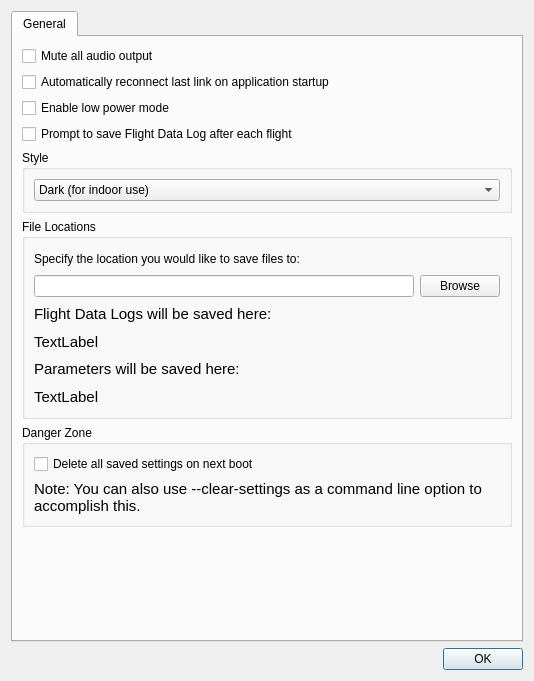
Qt form src/ui/SettingsDialog.ui (mavlink/qgroundcontrol) before a commit.
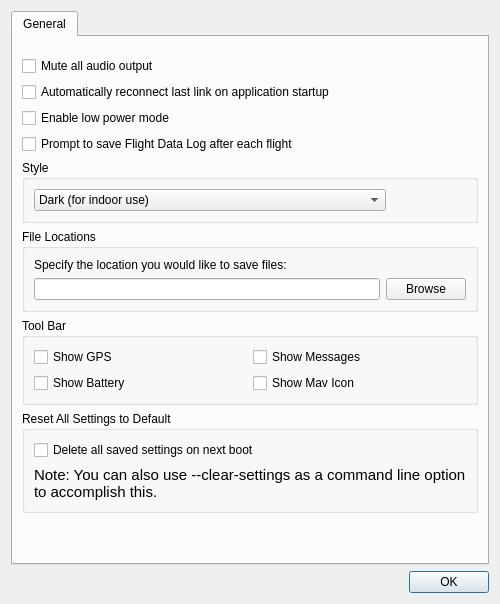
The same form after that commit. Icons and pictures are not drawn.

Commit message: Completed Tool Bar settings in Preferences Dialog

```diff
--- a/src/ui/SettingsDialog.ui
+++ b/src/ui/SettingsDialog.ui
@@ -6,8 +6,8 @@
    <rect>
     <x>0</x>
     <y>0</y>
-    <width>534</width>
-    <height>681</height>
+    <width>500</width>
+    <height>604</height>
    </rect>
   </property>
   <property name="sizePolicy">
@@ -19,58 +19,115 @@
   <property name="windowTitle">
    <string>Dialog</string>
   </property>
-  <layout class="QVBoxLayout" name="verticalLayout">
+  <layout class="QVBoxLayout" name="verticalLayout_5">
    <item>
     <widget class="QTabWidget" name="tabWidget">
      <widget class="QWidget" name="general">
+      <property name="sizePolicy">
+       <sizepolicy hsizetype="Expanding" vsizetype="Preferred">
+        <horstretch>0</horstretch>
+        <verstretch>0</verstretch>
+       </sizepolicy>
+      </property>
       <attribute name="title">
        <string>General</string>
       </attribute>
       <attribute name="toolTip">
        <string>General Settings</string>
       </attribute>
-      <layout class="QVBoxLayout" name="verticalLayout_2">
+      <layout class="QVBoxLayout" name="verticalLayout_8">
+       <item>
+        <layout class="QVBoxLayout" name="verticalLayout_6">
+         <property name="topMargin">
+          <number>10</number>
+         </property>
        <item>
         <widget class="QCheckBox" name="audioMuteCheckBox">
+           <property name="sizePolicy">
+            <sizepolicy hsizetype="MinimumExpanding" vsizetype="Fixed">
+             <horstretch>0</horstretch>
+             <verstretch>0</verstretch>
+            </sizepolicy>
+           </property>
          <property name="text">
           <string>Mute all audio output</string>
          </property>
-         <property name="icon">
-          <iconset resource="../../qgroundcontrol.qrc">
-           <normaloff>:/files/images/status/audio-volume-muted.svg</normaloff>:/files/images/status/audio-volume-muted.svg</iconset>
+           <property name="iconSize">
+            <size>
+             <width>0</width>
+             <height>0</height>
+            </size>
          </property>
         </widget>
        </item>
        <item>
         <widget class="QCheckBox" name="reconnectCheckBox">
+           <property name="sizePolicy">
+            <sizepolicy hsizetype="MinimumExpanding" vsizetype="Fixed">
+             <horstretch>0</horstretch>
+             <verstretch>0</verstretch>
+            </sizepolicy>
+           </property>
          <property name="text">
           <string>Automatically reconnect last link on application startup</string>
          </property>
-         <property name="icon">
-          <iconset resource="../../qgroundcontrol.qrc">
-           <normaloff>:/files/images/devices/network-wireless.svg</normaloff>:/files/images/devices/network-wireless.svg</iconset>
+           <property name="iconSize">
+            <size>
+             <width>0</width>
+             <height>0</height>
+            </size>
          </property>
         </widget>
        </item>
        <item>
         <widget class="QCheckBox" name="lowPowerCheckBox">
+           <property name="sizePolicy">
+            <sizepolicy hsizetype="MinimumExpanding" vsizetype="Fixed">
+             <horstretch>0</horstretch>
+             <verstretch>0</verstretch>
+            </sizepolicy>
+           </property>
          <property name="toolTip">
           <string>Lowers all update rates to save battery power</string>
          </property>
          <property name="text">
           <string>Enable low power mode</string>
          </property>
+           <property name="iconSize">
+            <size>
+             <width>0</width>
+             <height>0</height>
+            </size>
+           </property>
         </widget>
        </item>
        <item>
         <widget class="QCheckBox" name="promptFlightDataSave">
+           <property name="sizePolicy">
+            <sizepolicy hsizetype="MinimumExpanding" vsizetype="Fixed">
+             <horstretch>0</horstretch>
+             <verstretch>0</verstretch>
+            </sizepolicy>
+           </property>
          <property name="text">
           <string>Prompt to save Flight Data Log after each flight</string>
          </property>
+           <property name="iconSize">
+            <size>
+             <width>0</width>
+             <height>0</height>
+            </size>
+           </property>
         </widget>
        </item>
        <item>
         <widget class="QGroupBox" name="groupBox">
+           <property name="sizePolicy">
+            <sizepolicy hsizetype="MinimumExpanding" vsizetype="Preferred">
+             <horstretch>0</horstretch>
+             <verstretch>0</verstretch>
+            </sizepolicy>
+           </property>
          <property name="title">
           <string>Style</string>
          </property>
@@ -86,8 +143,26 @@
             <property name="sizeConstraint">
              <enum>QLayout::SetMinimumSize</enum>
             </property>
+              <property name="leftMargin">
+               <number>0</number>
+              </property>
+              <property name="rightMargin">
+               <number>80</number>
+              </property>
             <item>
              <widget class="QComboBox" name="styleChooser">
+                <property name="sizePolicy">
+                 <sizepolicy hsizetype="MinimumExpanding" vsizetype="Fixed">
+                  <horstretch>0</horstretch>
+                  <verstretch>0</verstretch>
+                 </sizepolicy>
+                </property>
+                <property name="minimumSize">
+                 <size>
+                  <width>200</width>
+                  <height>0</height>
+                 </size>
+                </property>
               <item>
                <property name="text">
                 <string>Dark (for indoor use)</string>
@@ -116,45 +191,14 @@
          <property name="minimumSize">
           <size>
            <width>0</width>
-           <height>200</height>
+             <height>0</height>
           </size>
          </property>
          <property name="title">
           <string>File Locations</string>
          </property>
-         <layout class="QGridLayout" name="gridLayout">
-          <item row="4" column="0">
-           <widget class="QLabel" name="label_5">
-            <property name="font">
-             <font>
-              <pointsize>11</pointsize>
-             </font>
-            </property>
-            <property name="text">
-             <string>Parameters will be saved here:</string>
-            </property>
-           </widget>
-          </item>
-          <item row="3" column="0">
-           <widget class="QLabel" name="flightDataLogLocation">
-            <property name="font">
-             <font>
-              <pointsize>11</pointsize>
-             </font>
-            </property>
-            <property name="text">
-             <string>TextLabel</string>
-            </property>
-           </widget>
-          </item>
-          <item row="1" column="1">
-           <widget class="QPushButton" name="browseSavedFilesLocation">
-            <property name="text">
-             <string>Browse</string>
-            </property>
-           </widget>
-          </item>
-          <item row="0" column="0">
+           <layout class="QVBoxLayout" name="verticalLayout_7">
+            <item>
            <widget class="QLabel" name="label">
             <property name="sizePolicy">
              <sizepolicy hsizetype="Preferred" vsizetype="Fixed">
@@ -169,46 +213,103 @@
              </size>
             </property>
             <property name="text">
-             <string>Specify the location you would like to save files to:</string>
+               <string>Specify the location you would like to save files:</string>
             </property>
             <property name="wordWrap">
              <bool>true</bool>
             </property>
            </widget>
           </item>
-          <item row="1" column="0">
+            <item>
+             <layout class="QHBoxLayout" name="horizontalLayout_2">
+              <item>
            <widget class="QLineEdit" name="savedFilesLocation">
             <property name="minimumSize">
              <size>
-              <width>0</width>
+                  <width>200</width>
               <height>21</height>
              </size>
             </property>
-           </widget>
-          </item>
-          <item row="2" column="0">
-           <widget class="QLabel" name="label_3">
-            <property name="font">
-             <font>
-              <pointsize>11</pointsize>
-             </font>
-            </property>
+                <property name="maxLength">
+                 <number>1024</number>
+                </property>
+               </widget>
+              </item>
+              <item>
+               <widget class="QPushButton" name="browseSavedFilesLocation">
+                <property name="text">
+                 <string>Browse</string>
+                </property>
+               </widget>
+              </item>
+             </layout>
+            </item>
+           </layout>
+          </widget>
+         </item>
+         <item>
+          <widget class="QGroupBox" name="groupBox_3">
+           <property name="sizePolicy">
+            <sizepolicy hsizetype="MinimumExpanding" vsizetype="Fixed">
+             <horstretch>0</horstretch>
+             <verstretch>0</verstretch>
+            </sizepolicy>
+           </property>
+           <property name="title">
+            <string>Tool Bar</string>
+           </property>
+           <layout class="QVBoxLayout" name="verticalLayout_2">
+            <item>
+             <layout class="QVBoxLayout" name="verticalLayout">
+              <item>
+               <layout class="QHBoxLayout" name="horizontalLayout_3">
+                <item>
+                 <widget class="QCheckBox" name="showGPS">
+                  <property name="minimumSize">
+                   <size>
+                    <width>160</width>
+                    <height>0</height>
+                   </size>
+                  </property>
             <property name="text">
-             <string>Flight Data Logs will be saved here:</string>
+                   <string>Show GPS</string>
             </property>
            </widget>
           </item>
-          <item row="5" column="0">
-           <widget class="QLabel" name="parameterLocation">
-            <property name="font">
-             <font>
-              <pointsize>11</pointsize>
-             </font>
-            </property>
+                <item>
+                 <widget class="QCheckBox" name="showMessages">
+                  <property name="text">
+                   <string>Show Messages</string>
+                  </property>
+                 </widget>
+                </item>
+               </layout>
+              </item>
+              <item>
+               <layout class="QHBoxLayout" name="horizontalLayout_4">
+                <item>
+                 <widget class="QCheckBox" name="showBattery">
+                  <property name="minimumSize">
+                   <size>
+                    <width>160</width>
+                    <height>0</height>
+                   </size>
+                  </property>
             <property name="text">
-             <string>TextLabel</string>
-            </property>
-           </widget>
+                   <string>Show Battery</string>
+                  </property>
+                 </widget>
+                </item>
+                <item>
+                 <widget class="QCheckBox" name="showMav">
+                  <property name="text">
+                   <string>Show Mav Icon</string>
+                  </property>
+                 </widget>
+                </item>
+               </layout>
+              </item>
+             </layout>
           </item>
          </layout>
         </widget>
@@ -216,7 +317,7 @@
        <item>
         <widget class="QGroupBox" name="groupBox_2">
          <property name="title">
-          <string>Danger Zone</string>
+            <string>Reset All Settings to Default</string>
          </property>
          <layout class="QVBoxLayout" name="verticalLayout_4">
           <item>
@@ -252,12 +353,22 @@
          <property name="sizeHint" stdset="0">
           <size>
            <width>20</width>
-           <height>20</height>
+             <height>10</height>
           </size>
          </property>
         </spacer>
        </item>
       </layout>
+       </item>
+      </layout>
+      <zorder>audioMuteCheckBox</zorder>
+      <zorder>reconnectCheckBox</zorder>
+      <zorder>lowPowerCheckBox</zorder>
+      <zorder>promptFlightDataSave</zorder>
+      <zorder>groupBox</zorder>
+      <zorder>fileLocationsLayout</zorder>
+      <zorder>groupBox_2</zorder>
+      <zorder>groupBox_3</zorder>
      </widget>
     </widget>
    </item>
```
Left out of the diff: 4 changed lines with no effect on the pictures. Lines whose indentation alone changed are shown as unchanged. The commit also changes 6 other files.
